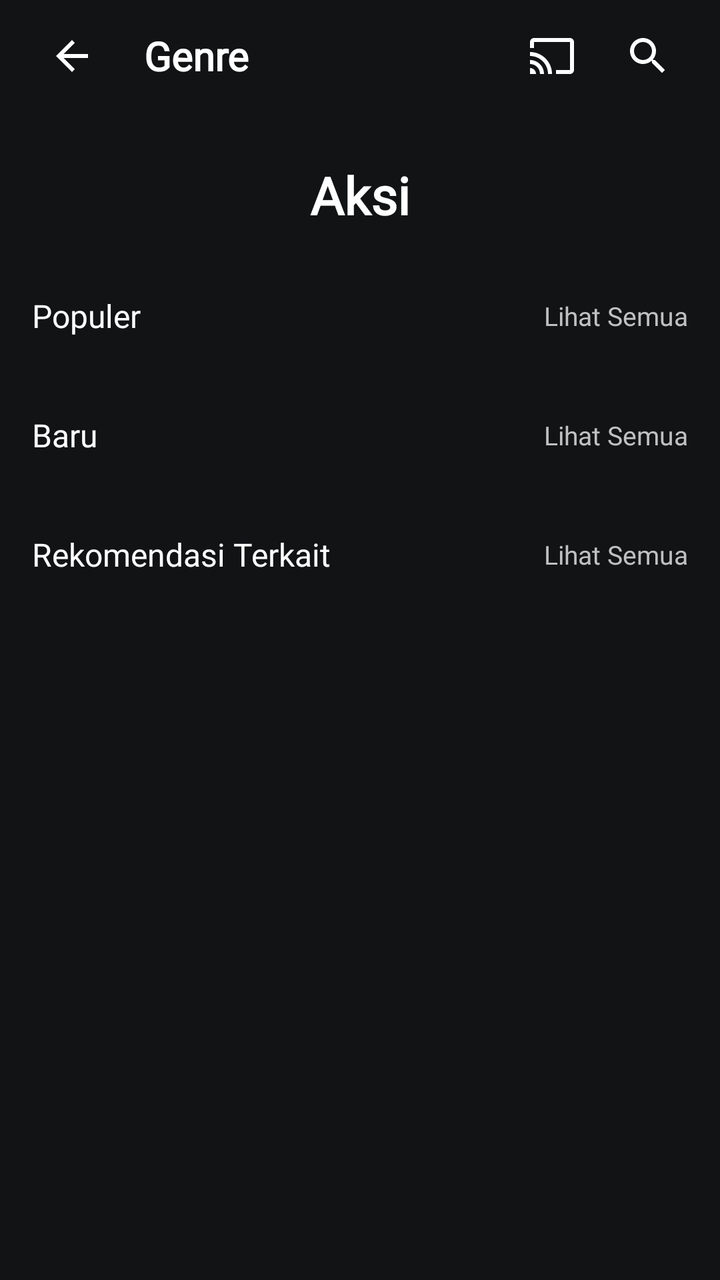
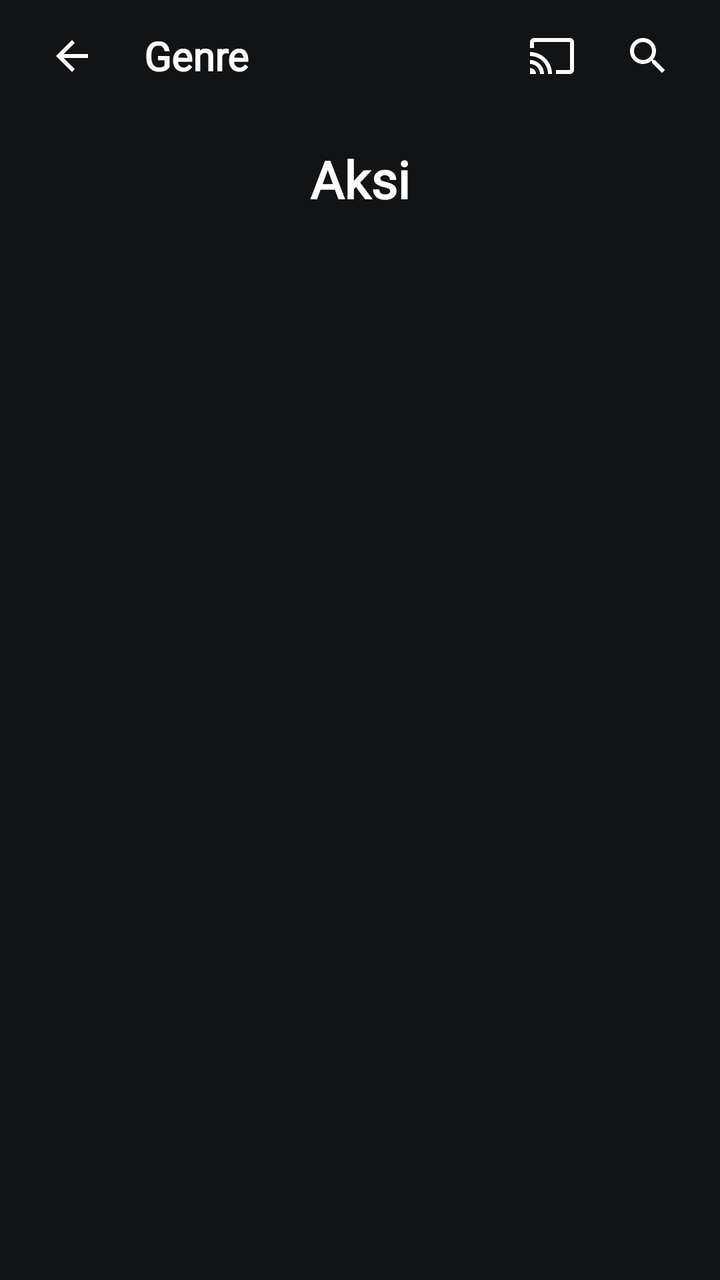

An Android layout rendered at two revisions. The XML below is the earlier revision; the diff shows what the commit changed to produce the second picture.
<!-- AndroidManifest.xml: application theme Theme.Crunchyroll_pemvis_5 -->
<!-- res/layout/fragment_genre_detail.xml -->
<?xml version="1.0" encoding="utf-8"?>
<RelativeLayout xmlns:android="http://schemas.android.com/apk/res/android"
    xmlns:app="http://schemas.android.com/apk/res-auto"
    android:layout_width="match_parent"
    android:layout_height="match_parent"
    android:background="#111315"
    android:clickable="true"
    android:focusable="true">

    
    <RelativeLayout
        android:id="@+id/genre_toolbar"
        android:layout_width="match_parent"
        android:layout_height="56dp"
        android:paddingHorizontal="16dp">

        
        <ImageView
            android:id="@+id/btn_genre_back"
            android:layout_width="40dp"
            android:layout_height="40dp"
            android:layout_centerVertical="true"
            android:layout_alignParentStart="true"
            android:padding="8dp"
            android:src="@drawable/ic_arrow_back"
            app:tint="@color/white"
            android:background="?attr/selectableItemBackgroundBorderless"
            android:clickable="true"
            android:focusable="true"
            android:contentDescription="Back" />

        
        <TextView
            android:layout_width="wrap_content"
            android:layout_height="wrap_content"
            android:layout_toEndOf="@id/btn_genre_back"
            android:layout_centerVertical="true"
            android:layout_marginStart="16dp"
            android:text="Genre"
            android:textColor="@color/white"
            android:textSize="20sp"
            android:fontFamily="@font/poppinsbold"
            android:textStyle="bold" />

        
        <LinearLayout
            android:layout_width="wrap_content"
            android:layout_height="match_parent"
            android:orientation="horizontal"
            android:layout_alignParentEnd="true"
            android:gravity="center_vertical">

            <ImageView
                android:id="@+id/btn_genre_cast"
                android:layout_width="40dp"
                android:layout_height="40dp"
                android:padding="8dp"
                android:src="@drawable/ic_cast"
                app:tint="@color/white"
                android:background="?attr/selectableItemBackgroundBorderless"
                android:clickable="true"
                android:focusable="true"
                android:contentDescription="Cast"
                android:layout_marginEnd="8dp"/>

            <ImageView
                android:id="@+id/btn_genre_search"
                android:layout_width="40dp"
                android:layout_height="40dp"
                android:padding="8dp"
                android:src="@drawable/ic_search"
                app:tint="@color/white"
                android:background="?attr/selectableItemBackgroundBorderless"
                android:clickable="true"
                android:focusable="true"
                android:contentDescription="Search"/>
        </LinearLayout>

    </RelativeLayout>

    
    <androidx.core.widget.NestedScrollView
        android:layout_width="match_parent"
        android:layout_height="match_parent"
        android:layout_below="@id/genre_toolbar"
        android:scrollbars="none">

        <LinearLayout
            android:layout_width="match_parent"
            android:layout_height="wrap_content"
            android:orientation="vertical"
            android:paddingBottom="40dp">

            
            <LinearLayout
                android:layout_width="match_parent"
                android:layout_height="wrap_content"
                android:orientation="horizontal"
                android:gravity="center"
                android:paddingVertical="24dp">

                <TextView
                    android:id="@+id/txt_genre_title"
                    android:layout_width="wrap_content"
                    android:layout_height="wrap_content"
                    android:text="Aksi"
                    android:textColor="@color/white"
                    android:textSize="26sp"
                    android:fontFamily="@font/poppinsbold"
                    android:textStyle="bold" />
            </LinearLayout>

            
            <RelativeLayout
                android:layout_width="match_parent"
                android:layout_height="wrap_content"
                android:layout_marginTop="8dp">

                <TextView
                    android:id="@+id/lbl_populer"
                    android:layout_width="wrap_content"
                    android:layout_height="wrap_content"
                    android:layout_marginStart="16dp"
                    android:text="Populer"
                    android:textColor="@color/white"
                    android:textSize="16sp"
                    android:fontFamily="@font/poppinsbold"
                    android:layout_alignParentStart="true"
                    android:layout_centerVertical="true" />

                <TextView
                    android:id="@+id/btn_see_all_populer"
                    android:layout_width="wrap_content"
                    android:layout_height="wrap_content"
                    android:layout_marginEnd="16dp"
                    android:text="Lihat Semua"
                    android:textColor="#C0C0C0"
                    android:textSize="13sp"
                    android:fontFamily="@font/poppinsbold"
                    android:layout_alignParentEnd="true"
                    android:layout_centerVertical="true"
                    android:clickable="true"
                    android:focusable="true" />
            </RelativeLayout>

            <androidx.recyclerview.widget.RecyclerView
                android:id="@+id/rv_genre_popular"
                android:layout_width="match_parent"
                android:layout_height="wrap_content"
                android:layout_marginTop="10dp"
                android:clipToPadding="false"
                android:orientation="horizontal"
                android:paddingEnd="16dp"
                android:paddingStart="16dp" />

            
            <RelativeLayout
                android:layout_width="match_parent"
                android:layout_height="wrap_content"
                android:layout_marginTop="28dp">

                <TextView
                    android:id="@+id/lbl_baru"
                    android:layout_width="wrap_content"
                    android:layout_height="wrap_content"
                    android:layout_marginStart="16dp"
                    android:text="Baru"
                    android:textColor="@color/white"
                    android:textSize="16sp"
                    android:fontFamily="@font/poppinsbold"
                    android:layout_alignParentStart="true"
                    android:layout_centerVertical="true" />

                <TextView
                    android:id="@+id/btn_see_all_baru"
                    android:layout_width="wrap_content"
                    android:layout_height="wrap_content"
                    android:layout_marginEnd="16dp"
                    android:text="Lihat Semua"
                    android:textColor="#C0C0C0"
                    android:textSize="13sp"
                    android:fontFamily="@font/poppinsbold"
                    android:layout_alignParentEnd="true"
                    android:layout_centerVertical="true"
                    android:clickable="true"
                    android:focusable="true" />
            </RelativeLayout>

            <androidx.recyclerview.widget.RecyclerView
                android:id="@+id/rv_genre_new"
                android:layout_width="match_parent"
                android:layout_height="wrap_content"
                android:layout_marginTop="10dp"
                android:clipToPadding="false"
                android:orientation="horizontal"
                android:paddingEnd="16dp"
                android:paddingStart="16dp" />

            
            <RelativeLayout
                android:layout_width="match_parent"
                android:layout_height="wrap_content"
                android:layout_marginTop="28dp">

                <TextView
                    android:id="@+id/lbl_rekomendasi"
                    android:layout_width="wrap_content"
                    android:layout_height="wrap_content"
                    android:layout_marginStart="16dp"
                    android:text="Rekomendasi Terkait"
                    android:textColor="@color/white"
                    android:textSize="16sp"
                    android:fontFamily="@font/poppinsbold"
                    android:layout_alignParentStart="true"
                    android:layout_centerVertical="true" />

                <TextView
                    android:id="@+id/btn_see_all_rekomendasi"
                    android:layout_width="wrap_content"
                    android:layout_height="wrap_content"
                    android:layout_marginEnd="16dp"
                    android:text="Lihat Semua"
                    android:textColor="#C0C0C0"
                    android:textSize="13sp"
                    android:fontFamily="@font/poppinsbold"
                    android:layout_alignParentEnd="true"
                    android:layout_centerVertical="true"
                    android:clickable="true"
                    android:focusable="true" />
            </RelativeLayout>

            <androidx.recyclerview.widget.RecyclerView
                android:id="@+id/rv_genre_recommend"
                android:layout_width="match_parent"
                android:layout_height="wrap_content"
                android:layout_marginTop="10dp"
                android:clipToPadding="false"
                android:orientation="horizontal"
                android:paddingEnd="16dp"
                android:paddingStart="16dp" />

        </LinearLayout>
    </androidx.core.widget.NestedScrollView>

</RelativeLayout>
<!-- resources referenced by this layout -->
<resources>
  <color name="white">#FFFFFFFF</color>
  <!-- drawable ic_arrow_back (drawable) -->
  <vector xmlns:android="http://schemas.android.com/apk/res/android"
      android:width="24dp"
      android:height="24dp"
      android:viewportWidth="24"
      android:viewportHeight="24">
    <path
        android:fillColor="#FFFFFFFF"
        android:pathData="M20,11H7.83l5.59,-5.59L12,4l-8,8 8,8 1.41,-1.41L7.83,13H20v-2z"/>
  </vector>
  <!-- drawable ic_cast (drawable) -->
  <vector xmlns:android="http://schemas.android.com/apk/res/android"
      android:width="24dp"
      android:height="24dp"
      android:viewportWidth="24"
      android:viewportHeight="24">
    <path
        android:fillColor="#FFFFFFFF"
        android:pathData="M21,3L3,3c-1.1,0 -2,0.9 -2,2v3h2L3,5h18v14h-7v2h7c1.1,0 2,-0.9 2,-2L23,5c0,-1.1 -0.9,-2 -2,-2zM1,18v3h3c0,-1.66 -1.34,-3 -3,-3zM1,14v2c2.76,0 5,2.24 5,5h2c0,-3.87 -3.13,-7 -7,-7zM1,10v2c4.97,0 9,4.03 9,9h2c0,-6.08 -4.93,-11 -11,-11z"/>
  </vector>
  <!-- drawable ic_search (drawable) -->
  <vector xmlns:android="http://schemas.android.com/apk/res/android"
      android:width="24dp"
      android:height="24dp"
      android:viewportWidth="24"
      android:viewportHeight="24">
    <path
        android:fillColor="#FFFFFFFF"
        android:pathData="M15.5,14h-0.79l-0.28,-0.27C15.41,12.59 16,11.11 16,9.5 16,5.91 13.09,3 9.5,3S3,5.91 3,9.5 5.91,16 9.5,16c1.61,0 3.09,-0.59 4.23,-1.57l0.27,0.28v0.79l5,4.99L20.49,19l-4.99,-5zM9.5,14C7.01,14 5,11.99 5,9.5S7.01,5 9.5,5 14,7.01 14,9.5 11.99,14 9.5,14z"/>
  </vector>
  <style name="Theme.Crunchyroll_pemvis_5" parent="Base.Theme.Crunchyroll_pemvis_5">
          <item name="android:windowFullscreen">true</item>
      </style>
  <style name="Base.Theme.Crunchyroll_pemvis_5" parent="Theme.Material3.DayNight.NoActionBar">
          
          <item name="colorPrimary">#FF6400</item>
          <item name="colorPrimaryContainer">#FF6400</item>
          <item name="colorOnPrimary">#FFFFFF</item>
          <item name="colorSecondary">#FAB818</item>
          <item name="colorOnSecondary">#000000</item>
          <item name="colorSurface">#111315</item>
          <item name="colorOnSurface">#FFFFFF</item>
      </style>
</resources>

<!-- the commit's change to res/layout/fragment_genre_detail.xml (unified diff, before → after) -->
@@ -7,14 +7,12 @@
     android:clickable="true"
     android:focusable="true">
 
-    
     <RelativeLayout
         android:id="@+id/genre_toolbar"
         android:layout_width="match_parent"
         android:layout_height="56dp"
         android:paddingHorizontal="16dp">
 
-        
         <ImageView
             android:id="@+id/btn_genre_back"
             android:layout_width="40dp"
@@ -29,7 +27,6 @@
             android:focusable="true"
             android:contentDescription="Back" />
 
-        
         <TextView
             android:layout_width="wrap_content"
             android:layout_height="wrap_content"
@@ -42,7 +39,6 @@
             android:fontFamily="@font/poppinsbold"
             android:textStyle="bold" />
 
-        
         <LinearLayout
             android:layout_width="wrap_content"
             android:layout_height="match_parent"
@@ -78,168 +74,33 @@
 
     </RelativeLayout>
 
-    
-    <androidx.core.widget.NestedScrollView
+    <LinearLayout
+        android:id="@+id/genre_title_container"
+        android:layout_width="match_parent"
+        android:layout_height="wrap_content"
+        android:layout_below="@id/genre_toolbar"
+        android:orientation="horizontal"
+        android:gravity="center"
+        android:paddingVertical="16dp">
+
+        <TextView
+            android:id="@+id/txt_genre_title"
+            android:layout_width="wrap_content"
+            android:layout_height="wrap_content"
+            android:text="Aksi"
+            android:textColor="@color/white"
+            android:textSize="26sp"
+            android:fontFamily="@font/poppinsbold"
+            android:textStyle="bold" />
+    </LinearLayout>
+
+    <androidx.recyclerview.widget.RecyclerView
+        android:id="@+id/rv_genre_anime_list"
         android:layout_width="match_parent"
         android:layout_height="match_parent"
-        android:layout_below="@id/genre_toolbar"
-        android:scrollbars="none">
-
-        <LinearLayout
-            android:layout_width="match_parent"
-            android:layout_height="wrap_content"
-            android:orientation="vertical"
-            android:paddingBottom="40dp">
-
-            
-            <LinearLayout
-                android:layout_width="match_parent"
-                android:layout_height="wrap_content"
-                android:orientation="horizontal"
-                android:gravity="center"
-                android:paddingVertical="24dp">
-
-                <TextView
-                    android:id="@+id/txt_genre_title"
-                    android:layout_width="wrap_content"
-                    android:layout_height="wrap_content"
-                    android:text="Aksi"
-                    android:textColor="@color/white"
-                    android:textSize="26sp"
-                    android:fontFamily="@font/poppinsbold"
-                    android:textStyle="bold" />
-            </LinearLayout>
-
-            
-            <RelativeLayout
-                android:layout_width="match_parent"
-                android:layout_height="wrap_content"
-                android:layout_marginTop="8dp">
-
-                <TextView
-                    android:id="@+id/lbl_populer"
-                    android:layout_width="wrap_content"
-                    android:layout_height="wrap_content"
-                    android:layout_marginStart="16dp"
-                    android:text="Populer"
-                    android:textColor="@color/white"
-                    android:textSize="16sp"
-                    android:fontFamily="@font/poppinsbold"
-                    android:layout_alignParentStart="true"
-                    android:layout_centerVertical="true" />
-
-                <TextView
-                    android:id="@+id/btn_see_all_populer"
-                    android:layout_width="wrap_content"
-                    android:layout_height="wrap_content"
-                    android:layout_marginEnd="16dp"
-                    android:text="Lihat Semua"
-                    android:textColor="#C0C0C0"
-                    android:textSize="13sp"
-                    android:fontFamily="@font/poppinsbold"
-                    android:layout_alignParentEnd="true"
-                    android:layout_centerVertical="true"
-                    android:clickable="true"
-                    android:focusable="true" />
-            </RelativeLayout>
-
-            <androidx.recyclerview.widget.RecyclerView
-                android:id="@+id/rv_genre_popular"
-                android:layout_width="match_parent"
-                android:layout_height="wrap_content"
-                android:layout_marginTop="10dp"
-                android:clipToPadding="false"
-                android:orientation="horizontal"
-                android:paddingEnd="16dp"
-                android:paddingStart="16dp" />
-
-            
-            <RelativeLayout
-                android:layout_width="match_parent"
-                android:layout_height="wrap_content"
-                android:layout_marginTop="28dp">
-
-                <TextView
-                    android:id="@+id/lbl_baru"
-                    android:layout_width="wrap_content"
-                    android:layout_height="wrap_content"
-                    android:layout_marginStart="16dp"
-                    android:text="Baru"
-                    android:textColor="@color/white"
-                    android:textSize="16sp"
-                    android:fontFamily="@font/poppinsbold"
-                    android:layout_alignParentStart="true"
-                    android:layout_centerVertical="true" />
-
-                <TextView
-                    android:id="@+id/btn_see_all_baru"
-                    android:layout_width="wrap_content"
-                    android:layout_height="wrap_content"
-                    android:layout_marginEnd="16dp"
-                    android:text="Lihat Semua"
-                    android:textColor="#C0C0C0"
-                    android:textSize="13sp"
-                    android:fontFamily="@font/poppinsbold"
-                    android:layout_alignParentEnd="true"
-                    android:layout_centerVertical="true"
-                    android:clickable="true"
-                    android:focusable="true" />
-            </RelativeLayout>
-
-            <androidx.recyclerview.widget.RecyclerView
-                android:id="@+id/rv_genre_new"
-                android:layout_width="match_parent"
-                android:layout_height="wrap_content"
-                android:layout_marginTop="10dp"
-                android:clipToPadding="false"
-                android:orientation="horizontal"
-                android:paddingEnd="16dp"
-                android:paddingStart="16dp" />
-
-            
-            <RelativeLayout
-                android:layout_width="match_parent"
-                android:layout_height="wrap_content"
-                android:layout_marginTop="28dp">
-
-                <TextView
-                    android:id="@+id/lbl_rekomendasi"
-                    android:layout_width="wrap_content"
-                    android:layout_height="wrap_content"
-                    android:layout_marginStart="16dp"
-                    android:text="Rekomendasi Terkait"
-                    android:textColor="@color/white"
-                    android:textSize="16sp"
-                    android:fontFamily="@font/poppinsbold"
-                    android:layout_alignParentStart="true"
-                    android:layout_centerVertical="true" />
-
-                <TextView
-                    android:id="@+id/btn_see_all_rekomendasi"
-                    android:layout_width="wrap_content"
-                    android:layout_height="wrap_content"
-                    android:layout_marginEnd="16dp"
-                    android:text="Lihat Semua"
-                    android:textColor="#C0C0C0"
-                    android:textSize="13sp"
-                    android:fontFamily="@font/poppinsbold"
-                    android:layout_alignParentEnd="true"
-                    android:layout_centerVertical="true"
-                    android:clickable="true"
-                    android:focusable="true" />
-            </RelativeLayout>
-
-            <androidx.recyclerview.widget.RecyclerView
-                android:id="@+id/rv_genre_recommend"
-                android:layout_width="match_parent"
-                android:layout_height="wrap_content"
-                android:layout_marginTop="10dp"
-                android:clipToPadding="false"
-                android:orientation="horizontal"
-                android:paddingEnd="16dp"
-                android:paddingStart="16dp" />
-
-        </LinearLayout>
-    </androidx.core.widget.NestedScrollView>
+        android:layout_below="@id/genre_title_container"
+        android:clipToPadding="false"
+        android:paddingHorizontal="8dp"
+        android:paddingBottom="24dp" />
 
 </RelativeLayout>
